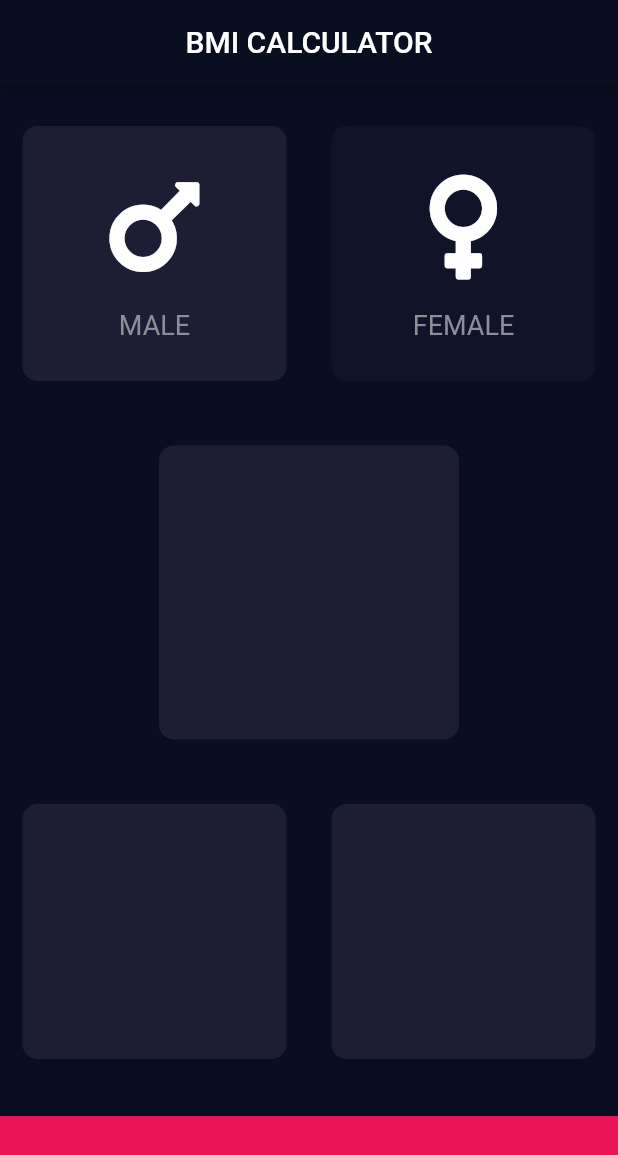
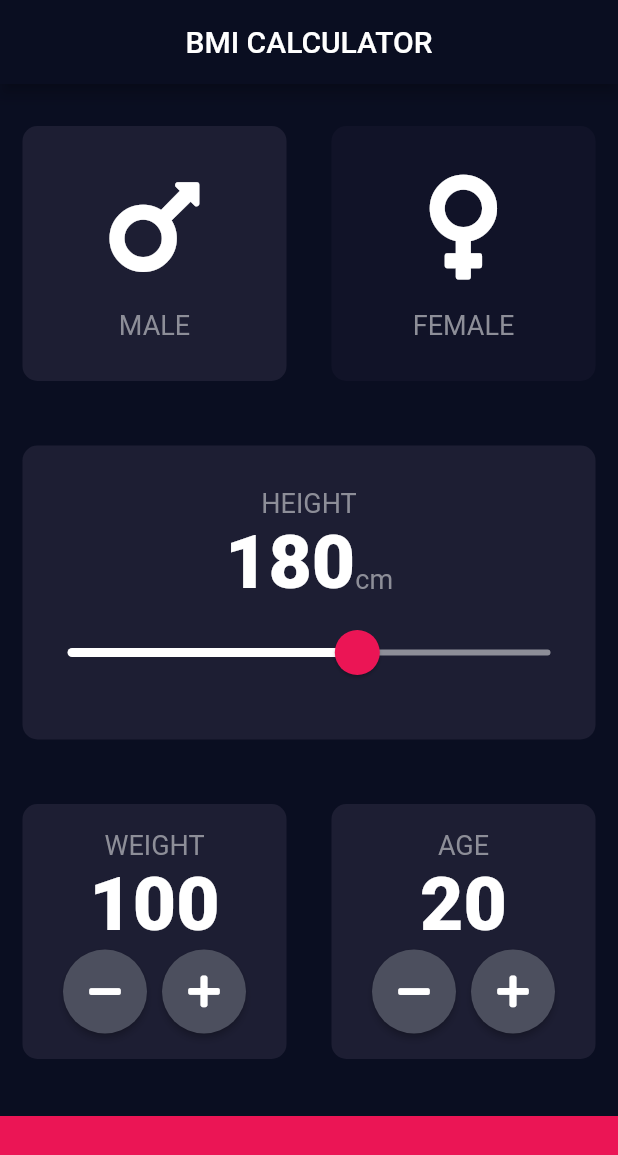
Before and after one commit to thidaswezin1/BMICalculator, a Flutter app: the screen it shows after launch, after a tap on "MALE", on a phone screen of 412 x 824 dp. Shown: the top 1155 px of the screen. Run offline on Flutter 3.47's test engine with Material 2 defaults, Android fonts, the phone set to English and light mode, and no system bars; our stand-ins replace font_awesome_flutter.

Commit message:
add height,weight and age widget

```diff
--- a/lib/ui/home_page.dart
+++ b/lib/ui/home_page.dart
@@ -1,38 +1,28 @@
+import 'package:bmi_calculator/utility/constants.dart';
+
 import 'resuable_card.dart';
 import 'package:flutter/cupertino.dart';
 import 'package:flutter/material.dart';
 import 'package:font_awesome_flutter/font_awesome_flutter.dart';
 import 'icon_content.dart';
 
-const activeCardColor = Color(0xff1d1e33);
-const inactiveCardColor = Color(0xff111328);
-const bottomContainerColor = Color(0xffeb1555);
+
+
+enum Gender{
+  male,
+  female
+}
+
 class HomePage extends StatefulWidget {
   @override
   _HomePageState createState() => _HomePageState();
 }
 
 class _HomePageState extends State<HomePage> {
-  Color maleCardColor = inactiveCardColor;
-  Color femaleCardColor = inactiveCardColor;
-
-  void updateColor(int gender){
-    if(gender == 1){
-      if(maleCardColor == inactiveCardColor){
-        maleCardColor = activeCardColor;
-        femaleCardColor = inactiveCardColor;
-      } else {
-        maleCardColor = inactiveCardColor;
-      }
-    } else {
-      if(femaleCardColor == inactiveCardColor){
-        femaleCardColor = activeCardColor;
-        maleCardColor = inactiveCardColor;
-      } else {
-        femaleCardColor = inactiveCardColor;
-      }
-    }
-  }
+  Gender selectedGender;
+  int height = 180;
+  int weight = 100;
+  int age = 20;
   @override
   Widget build(BuildContext context) {
     return Scaffold(
@@ -41,63 +31,186 @@ class _HomePageState extends State<HomePage> {
         centerTitle: true,
       ),
       body: Column(
+        crossAxisAlignment: CrossAxisAlignment.stretch,
         children: <Widget>[
           Expanded(
             child: Row(
               children: <Widget>[
                 Expanded(
-                  child: GestureDetector(
-                    onTap: (){
+                  child: ReusableCard(
+                      onPress: (){
                         setState(() {
-                        updateColor(1);
+                          selectedGender = Gender.male;
                         });
-
                       },
-                    child: ReusableCard(
-                        color: maleCardColor,
+                      color: selectedGender==Gender.male?kActiveCardColor:kInactiveCardColor,
                       cardChild: IconContent(
                         icon: FontAwesomeIcons.mars,
                         label: 'MALE',
                       )
-                    ),
                   )
                 ),
                 Expanded(
-                  child: GestureDetector(
-                    onTap: (){
+                  child: ReusableCard(
+                      onPress: (){
                         setState(() {
-                        updateColor(2);
+                          selectedGender = Gender.female;
                         });
                       },
-                    child: ReusableCard(
-                        color: femaleCardColor,
+                      color: selectedGender==Gender.female?kActiveCardColor:kInactiveCardColor,
                       cardChild:IconContent(
                         icon: FontAwesomeIcons.venus,
                         label: 'FEMALE',
                       )
-                    ),
                   ),
                 )
               ],
             ),
           ),
           Expanded(
-            child: ReusableCard(color: activeCardColor),
+            child: ReusableCard(
+                color: kActiveCardColor,
+                cardChild: Column(
+                  mainAxisAlignment: MainAxisAlignment.center,
+                  children: <Widget>[
+                    Text(
+                        'HEIGHT',
+                        style: kLabelTextStyle
+                    ),
+                    Row(
+                      mainAxisAlignment: MainAxisAlignment.center,
+                      crossAxisAlignment: CrossAxisAlignment.baseline,
+                      textBaseline: TextBaseline.alphabetic,
+                      children: <Widget>[
+                        Text(
+                          height.toString(),
+                          style: kNumberTextStyle
+                          ),
+                        Text(
+                            'cm',
+                            style: kLabelTextStyle
+                        )
+                      ],
+                    ),
+                    SliderTheme(
+                      data: SliderTheme.of(context).copyWith(
+                          inactiveTrackColor: Color(0xff8d8e98),
+                          thumbColor: Color(0xffeb1555),
+                          overlayColor:Color(0x29eb1555),
+                          activeTrackColor: Colors.white,
+                          thumbShape: RoundSliderThumbShape(
+                          enabledThumbRadius: 15.0,
+                        ),
+                        overlayShape: RoundSliderOverlayShape(
+                          overlayRadius: 30.0
+                        )
+                      ),
+                      child: Slider(
+                        value: height.toDouble(),
+                        max: 220.0,
+                        min: 120.0,
+                        onChanged: (double newValue){
+                          setState(() {
+                            height = newValue.round();
+                          });
+                        },
+                      ),
+                    )
+                  ],
+                ),),
           ),
           Expanded(
             child: Row(
               children: <Widget>[
                 Expanded(
-                  child: ReusableCard(color: activeCardColor),
+                  child: ReusableCard(
+                      color: kActiveCardColor,
+                      cardChild: Column(
+                        mainAxisAlignment: MainAxisAlignment.center,
+                        children: <Widget>[
+                          Text(
+                              'WEIGHT',
+                              style: kLabelTextStyle
+                          ),
+                          Text(
+                              weight.toString(),
+                              style: kNumberTextStyle
+                          ),
+                          Row(
+                            mainAxisAlignment: MainAxisAlignment.center,
+                              children: <Widget>[
+                                RoundButtonIcon(
+                                  onPress: (){
+                                    setState(() {
+                                      weight--;
+                                    });
+                                  },
+                                  iconData: FontAwesomeIcons.minus
+                                ),
+                                SizedBox(
+                                  width: 10.0,
+                                ),
+                                RoundButtonIcon(
+                                  onPress: (){
+                                    setState(() {
+                                      weight++;
+                                    });
+                                  },
+                                  iconData: FontAwesomeIcons.plus,
+                                )
+                              ],
+                          )
+                        ],
+                      ),
+                  ),
                 ),
                 Expanded(
-                  child: ReusableCard(color: activeCardColor),
+                  child: ReusableCard(
+                      color: kActiveCardColor,
+                  cardChild: Column(
+                    mainAxisAlignment: MainAxisAlignment.center,
+                    children: <Widget>[
+                      Text(
+                          'AGE',
+                          style: kLabelTextStyle
+                      ),
+                      Text(
+                          age.toString(),
+                          style: kNumberTextStyle
+                      ),
+                      Row(
+                        mainAxisAlignment: MainAxisAlignment.center,
+                        children: <Widget>[
+                          RoundButtonIcon(
+                              onPress: (){
+                                setState(() {
+                                  age--;
+                                });
+                              },
+                              iconData: FontAwesomeIcons.minus
+                          ),
+                          SizedBox(
+                            width: 10.0,
+                          ),
+                          RoundButtonIcon(
+                            onPress: (){
+                              setState(() {
+                                age++;
+                              });
+                            },
+                            iconData: FontAwesomeIcons.plus,
+                          )
+                        ],
+                      )
+                    ],
+                  ),
+                  ),
                 ),
               ],
             ),
           ),
           Container(
-            color: bottomContainerColor,
+            color: kBottomContainerColor,
             margin: const EdgeInsets.only(top: 10.0),
             width: double.infinity,
             height: 80.0,
--- a/lib/ui/icon_content.dart
+++ b/lib/ui/icon_content.dart
@@ -1,9 +1,6 @@
 import 'package:flutter/cupertino.dart';
 import 'package:flutter/material.dart';
-const labelTextStyle = TextStyle(
-    fontSize: 18.0,
-    color: Color(0xff8d8e98)
-);
+import 'package:bmi_calculator/utility/constants.dart';
 class IconContent extends StatelessWidget {
   final IconData icon;
   final String label;
@@ -22,8 +19,27 @@ class IconContent extends StatelessWidget {
           height: 15,
         ),
         Text(label,
-          style: labelTextStyle,)
+          style: kLabelTextStyle,)
       ],
     );
   }
 }
+
+class RoundButtonIcon extends StatelessWidget {
+  final IconData iconData;
+  final Function onPress;
+  RoundButtonIcon({@required this.iconData,this.onPress});
+  @override
+  Widget build(BuildContext context) {
+    return RawMaterialButton(
+      onPressed: onPress,
+      constraints: BoxConstraints.tightFor(
+        width: 56.0,
+        height: 56.0
+      ),
+      shape: CircleBorder(),
+      fillColor: Color(0xff4c4f5e),
+      child: Icon(iconData),
+    );
+  }
+}
--- a/lib/ui/resuable_card.dart
+++ b/lib/ui/resuable_card.dart
@@ -2,10 +2,13 @@ import 'package:flutter/material.dart';
 class ReusableCard extends StatelessWidget {
   final Color color;
   final Widget cardChild;
-  ReusableCard({@required this.color,this.cardChild});
+  final Function onPress;
+  ReusableCard({@required this.color,this.cardChild,this.onPress});
   @override
   Widget build(BuildContext context) {
-    return Container(
+    return GestureDetector(
+      onTap: onPress,
+      child: Container(
         width: 200.0,
         height: 170.0,
         margin: const EdgeInsets.all(15),
@@ -14,6 +17,7 @@ class ReusableCard extends StatelessWidget {
             borderRadius: BorderRadius.circular(10.0)
         ),
         child: cardChild,
+      ),
     );
   }
 }
--- /dev/null
+++ b/lib/utility/constants.dart
@@ -0,0 +1,12 @@
+import 'package:flutter/material.dart';
+const kActiveCardColor = Color(0xff1d1e33);
+const kInactiveCardColor = Color(0xff111328);
+const kBottomContainerColor = Color(0xffeb1555);
+const kLabelTextStyle = TextStyle(
+    fontSize: 18.0,
+    color: Color(0xff8d8e98)
+);
+const kNumberTextStyle = TextStyle(
+    fontSize: 50.0,
+    fontWeight: FontWeight.w900
+);
```
Lines whose indentation alone changed are shown as unchanged.
